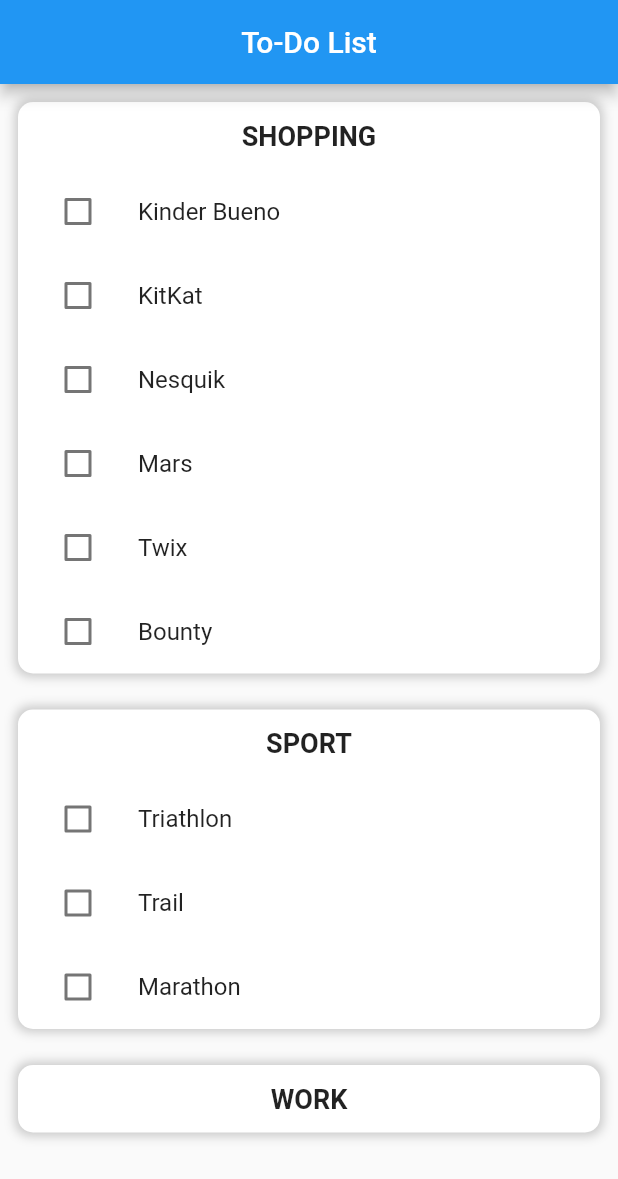
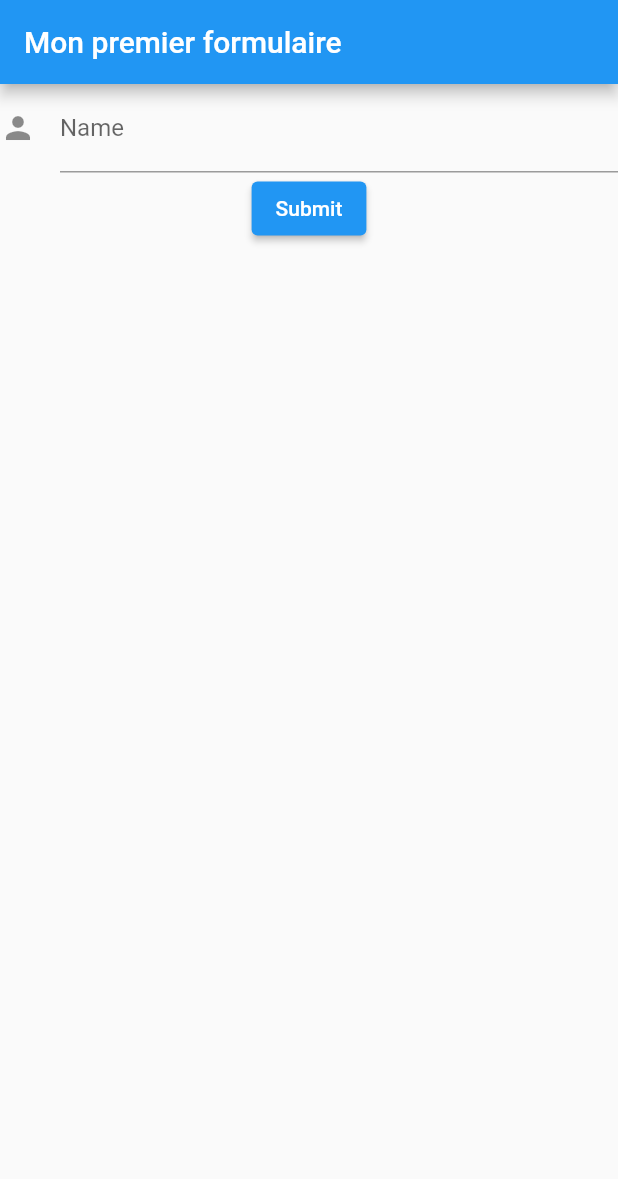
Before and after one commit to Daymortel/flutter-todo-list, a Flutter app: the screen it shows after launch, on a phone screen of 412 x 824 dp. Shown: the top 1179 px of the screen. Run offline on Flutter 3.47's test engine with Material 2 defaults, Android fonts, the phone set to English and light mode, and no system bars.

Commit message:
update 14h20

```diff
--- a/lib/main.dart
+++ b/lib/main.dart
@@ -1,3 +1,4 @@
+import 'package:exo3/widgets/my_form_page.dart';
 import 'package:exo3/widgets/my_home_page.dart';
 import 'package:flutter/material.dart';
 
@@ -16,7 +17,7 @@
       theme: ThemeData(
         primarySwatch: Colors.blue
       ),
-      home: MyHomePage(title: title)
+      home: MyFormPage(title: 'Mon premier formulaire')
     );
   }
 }
--- /dev/null
+++ b/lib/widgets/my_form_page.dart
@@ -0,0 +1,45 @@
+import 'package:flutter/material.dart';
+
+class MyFormPage extends StatefulWidget {
+  final String title;
+  const MyFormPage({super.key, required this.title});
+
+  @override
+  State<StatefulWidget> createState() => _MyFormPageState();
+}
+
+class _MyFormPageState extends State<MyFormPage> {
+  @override
+  Widget build(BuildContext context) {
+    final _formKey = GlobalKey<FormState>();
+    final myNameCtrl = TextEditingController();
+    return Scaffold(
+      appBar: AppBar(title: Text(widget.title)),
+      body: Form(
+        key: _formKey,
+        child: Column(children: [
+          TextFormField(
+            decoration: const InputDecoration(
+              icon: Icon(Icons.person),
+              hintText: 'Enter your name',
+              labelText: 'Name'
+            ),
+            controller: myNameCtrl,
+            validator: (value) {
+            if (value == null || value.isEmpty) {
+              return 'Please enter a name !';
+            }
+            return null;
+          }),
+          ElevatedButton(onPressed: () {
+            if (_formKey.currentState!.validate()) {
+              ScaffoldMessenger.of(context).showSnackBar(
+                SnackBar(content: Text('Hello, ${myNameCtrl.text}'))
+              );
+            }
+          }, child: const Text('Submit'))
+        ])
+      )
+    );
+  }
+}
--- a/lib/widgets/my_home_page.dart
+++ b/lib/widgets/my_home_page.dart
@@ -53,12 +53,12 @@
     List<Widget> result = [];
     for (CategoryEnum category in CategoryEnum.values) {
       List<Widget> internalContainerListView = [];
-      internalContainerListView.add(Container(
-          margin: const EdgeInsets.all(12),
-          child: Text(
-            category.name.toUpperCase(),
-            style: TextStyle(fontSize: 18, fontWeight: FontWeight.bold),
-          )));
+      // internalContainerListView.add(Container(
+      //     margin: const EdgeInsets.all(12),
+      //     child: Text(
+      //       category.name.toUpperCase(),
+      //       style: TextStyle(fontSize: 18, fontWeight: FontWeight.bold),
+      //     )));
       internalContainerListView.addAll(_drawTasks(category));
       result.add(Container(
           margin: const EdgeInsets.all(12),
@@ -71,8 +71,9 @@
                     spreadRadius: 2,
                     blurRadius: 5),
               ]),
-          child: Column(
-            children: internalContainerListView,
+          child: ExpansionTile(
+            title: Text(category.name.toUpperCase()),
+            children: internalContainerListView
           )));
     }
     return result;
```
